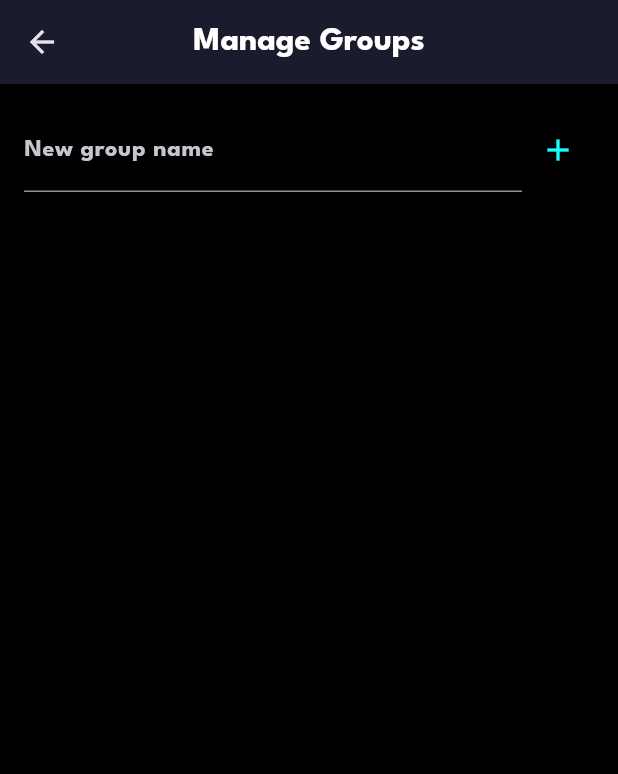
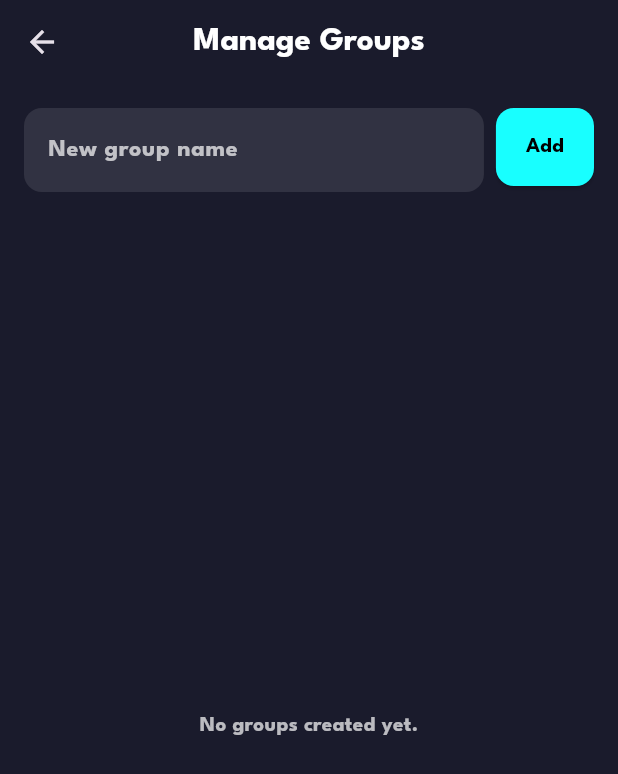
Before and after one commit to allowancemobileapp/classrep, a Flutter app: the ManageGroupsScreen screen opened directly, on a phone screen of 412 x 824 dp. Shown: the top 774 px of the screen. Run offline on Flutter 3.47's test engine with Material 3 defaults, Android fonts, the phone set to English and light mode, and no system bars; our stand-ins replace flutter_dotenv, image_picker, supabase_flutter, table_calendar; accounts and stored records are empty.

Commit message:
New managed groups screen design

```diff
--- a/lib/features/timetable/presentation/manage_groups_screen.dart
+++ b/lib/features/timetable/presentation/manage_groups_screen.dart
@@ -1,5 +1,11 @@
+// lib/features/timetable/presentation/manage_groups_screen.dart
+
+import 'package:class_rep/shared/services/supabase_service.dart';
 import 'package:flutter/material.dart';
-import 'package:class_rep/shared/services/supabase_service.dart';
+
+// --- THEME COLORS ---
+const Color darkSuedeNavy = Color(0xFF1A1B2C);
+const Color lightSuedeNavy = Color(0xFF2A2C40);
 
 class ManageGroupsScreen extends StatefulWidget {
   const ManageGroupsScreen({super.key});
@@ -11,12 +17,19 @@ class ManageGroupsScreen extends StatefulWidget {
 class _ManageGroupsScreenState extends State<ManageGroupsScreen> {
   bool _isLoading = true;
   List<Map<String, dynamic>> _groups = [];
+  final _formKey = GlobalKey<FormState>();
   final _groupNameController = TextEditingController();
 
   @override
   void initState() {
     super.initState();
     _loadGroups();
+  }
+
+  @override
+  void dispose() {
+    _groupNameController.dispose();
+    super.dispose();
   }
 
   Future<void> _loadGroups() async {
@@ -35,17 +48,18 @@ class _ManageGroupsScreenState extends State<ManageGroupsScreen> {
         ScaffoldMessenger.of(context).showSnackBar(
           SnackBar(
               content: Text('Error loading groups: $e'),
-            backgroundColor: Colors.red,
-          ),
+              backgroundColor: Colors.red),
         );
       }
     }
   }
 
   Future<void> _addGroup() async {
+    if (!_formKey.currentState!.validate()) {
+      return;
+    }
     final groupName = _groupNameController.text.trim();
-    if (groupName.isEmpty) return;
-
+    setState(() => _isLoading = true);
     try {
       await SupabaseService.instance.createEventGroup(groupName);
       _groupNameController.clear();
@@ -55,9 +69,49 @@ class _ManageGroupsScreenState extends State<ManageGroupsScreen> {
         ScaffoldMessenger.of(context).showSnackBar(
           SnackBar(
               content: Text('Error adding group: $e'),
-            backgroundColor: Colors.red,
+              backgroundColor: Colors.red),
+        );
+      }
+    } finally {
+      if (mounted) {
+        setState(() => _isLoading = false);
+      }
+    }
+  }
+
+  Future<void> _deleteGroup(String groupId) async {
+    final confirm = await showDialog<bool>(
+      context: context,
+      builder: (dialogContext) => AlertDialog(
+        backgroundColor: darkSuedeNavy,
+        title: const Text('Confirm Deletion',
+            style: TextStyle(color: Colors.white)),
+        content: const Text('Are you sure you want to delete this group?',
+            style: TextStyle(color: Colors.white70)),
+        actions: [
+          TextButton(
+              onPressed: () => Navigator.of(dialogContext).pop(false),
+              child: const Text('Cancel')),
+          TextButton(
+              onPressed: () => Navigator.of(dialogContext).pop(true),
+              child: const Text('Delete',
+                  style: TextStyle(color: Colors.redAccent))),
+        ],
       ),
     );
+
+    if (confirm == true) {
+      try {
+        await SupabaseService.instance.deleteEventGroup(groupId);
+        await _loadGroups();
+      } catch (e) {
+        if (mounted) {
+          ScaffoldMessenger.of(context).showSnackBar(
+            SnackBar(
+                content: Text('Error deleting group: $e'),
+                backgroundColor: Colors.red),
+          );
+        }
       }
     }
   }
@@ -65,52 +119,86 @@ class _ManageGroupsScreenState extends State<ManageGroupsScreen> {
   @override
   Widget build(BuildContext context) {
     return Scaffold(
-      backgroundColor: Colors.black,
-      appBar: AppBar(title: const Text('Manage Groups')),
-      body: _isLoading
-          ? const Center(child: CircularProgressIndicator())
-          : Column(
+      backgroundColor: darkSuedeNavy,
+      appBar: AppBar(
+        backgroundColor: darkSuedeNavy,
+        title: const Text('Manage Groups'),
+        leading: IconButton(
+          icon: const Icon(Icons.arrow_back),
+          onPressed: () => Navigator.of(context).pop(),
+        ),
+      ),
+      body: Column(
         children: [
           Padding(
             padding: const EdgeInsets.all(16.0),
+            child: Form(
+              key: _formKey,
               child: Row(
+                crossAxisAlignment: CrossAxisAlignment.start,
                 children: [
                   Expanded(
-                        child: TextField(
+                    child: TextFormField(
                       controller: _groupNameController,
-                          decoration: const InputDecoration(
-                            labelText: 'New group name',
+                      style: const TextStyle(color: Colors.white),
+                      decoration:
+                          _buildInputDecoration(labelText: 'New group name'),
+                      validator: (value) {
+                        if (value == null || value.trim().isEmpty) {
+                          return 'Please enter a group name';
+                        }
+                        return null;
+                      },
                     ),
                   ),
+                  const SizedBox(width: 8),
+                  ElevatedButton(
+                    style: ElevatedButton.styleFrom(
+                      backgroundColor: Colors.cyanAccent,
+                      shape: RoundedRectangleBorder(
+                          borderRadius: BorderRadius.circular(12)),
+                      padding: const EdgeInsets.symmetric(
+                          vertical: 16, horizontal: 20),
                     ),
-                      IconButton(
-                        icon: const Icon(Icons.add, color: Colors.cyanAccent),
-                        onPressed: _addGroup,
+                    onPressed: _isLoading ? null : _addGroup,
+                    child: const Text('Add',
+                        style: TextStyle(
+                            color: Colors.black, fontWeight: FontWeight.bold)),
                   ),
                 ],
               ),
             ),
+          ),
           Expanded(
-                  child: ListView.builder(
+            child: _isLoading
+                ? const Center(
+                    child: CircularProgressIndicator(color: Colors.cyanAccent))
+                : _groups.isEmpty
+                    ? const Center(
+                        child: Text('No groups created yet.',
+                            style: TextStyle(color: Colors.white70)))
+                    : ListView.builder(
+                        padding: const EdgeInsets.symmetric(horizontal: 16.0),
                         itemCount: _groups.length,
                         itemBuilder: (context, index) {
                           final group = _groups[index];
-                      return ListTile(
+                          return Card(
+                            color: lightSuedeNavy.withOpacity(0.5),
+                            shape: RoundedRectangleBorder(
+                                borderRadius: BorderRadius.circular(12)),
+                            margin: const EdgeInsets.only(bottom: 10),
+                            child: ListTile(
                               title: Text(
                                 group['group_name'],
-                          style: const TextStyle(color: Colors.white),
+                                style: const TextStyle(
+                                    color: Colors.white,
+                                    fontWeight: FontWeight.bold),
                               ),
                               trailing: IconButton(
-                          icon: const Icon(
-                            Icons.delete_outline,
-                            color: Colors.redAccent,
+                                icon: const Icon(Icons.delete_outline,
+                                    color: Colors.redAccent),
+                                onPressed: () => _deleteGroup(group['id']),
                               ),
-                          onPressed: () async {
-                            await SupabaseService.instance.deleteEventGroup(
-                              group['id'],
-                            );
-                            await _loadGroups();
-                          },
                             ),
                           );
                         },
@@ -120,4 +208,25 @@ class _ManageGroupsScreenState extends State<ManageGroupsScreen> {
       ),
     );
   }
+
+  InputDecoration _buildInputDecoration({required String labelText}) {
+    return InputDecoration(
+      labelText: labelText,
+      labelStyle: const TextStyle(color: Colors.white70),
+      filled: true,
+      fillColor: Colors.white.withOpacity(0.1),
+      border: OutlineInputBorder(
+        borderRadius: BorderRadius.circular(12),
+        borderSide: BorderSide.none,
+      ),
+      enabledBorder: OutlineInputBorder(
+        borderRadius: BorderRadius.circular(12),
+        borderSide: BorderSide.none,
+      ),
+      focusedBorder: OutlineInputBorder(
+        borderRadius: BorderRadius.circular(12),
+        borderSide: const BorderSide(color: Colors.cyanAccent, width: 1.5),
+      ),
+    );
   }
+}
```
Lines whose indentation alone changed are shown as unchanged.
